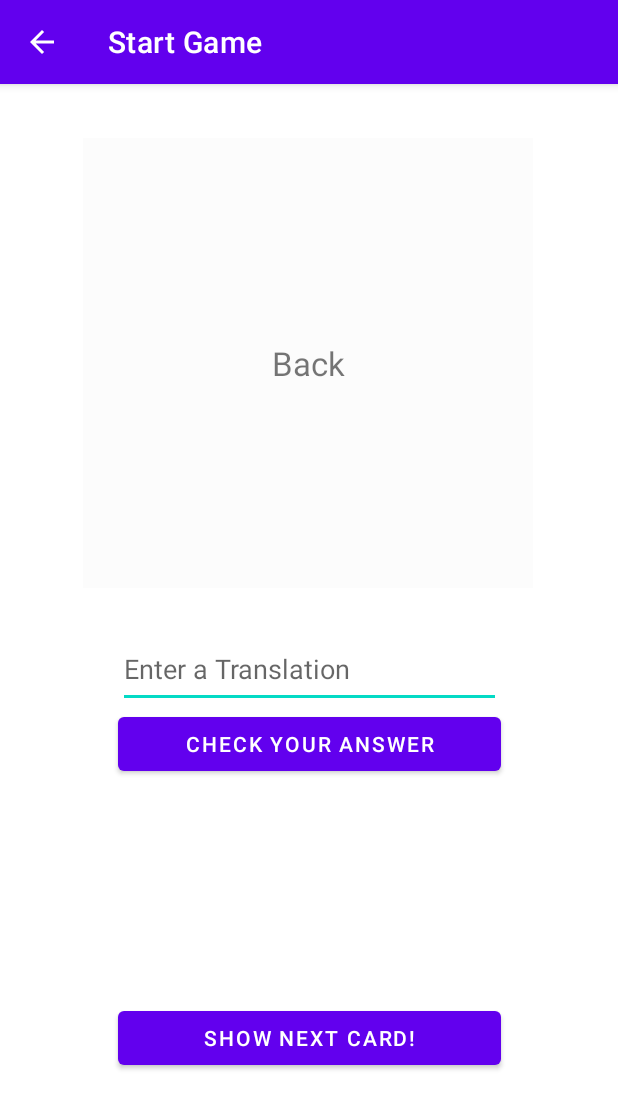
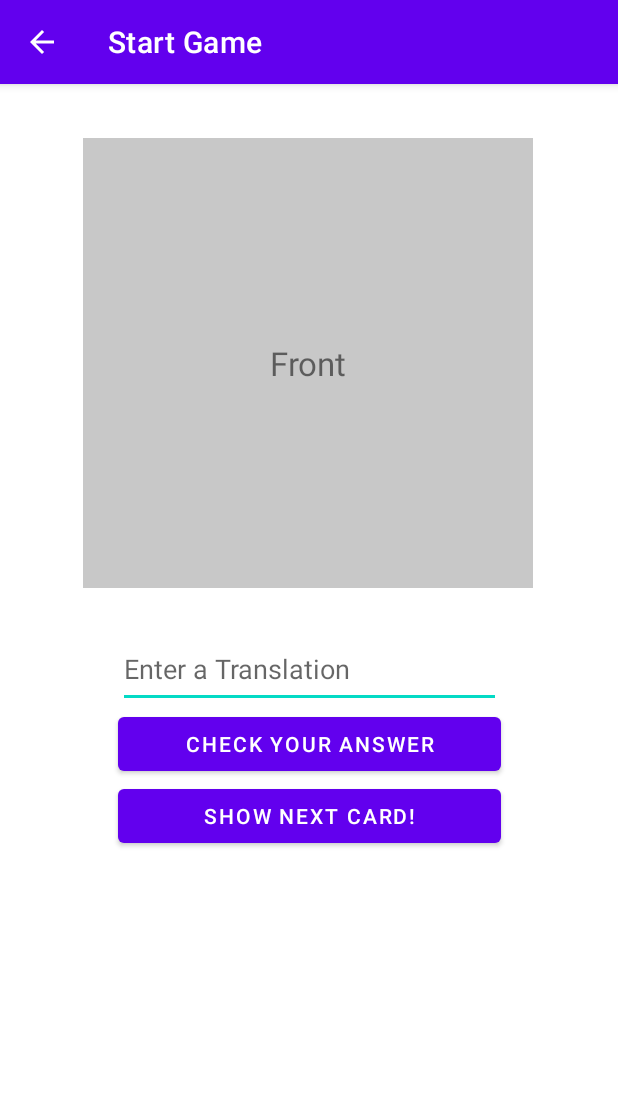
Before and after one commit to OrpazJoseph/Language-Learn, an Android app: the GameActivity screen opened directly, with no data from a screen before it, after a tap on "SHOW NEXT CARD!", on a phone screen of 412 x 824 dp. Shown: the top 1109 px of the screen. Run offline under Robolectric (Android 15) with nearby library versions, the phone set to English and light mode, and no system bars; our stand-ins replace Firebase (no records; nobody signed in at launch, a user with empty details on screens opened directly); 3 statements that could not run were skipped; 1 other tap on this screen came first.

Commit message:
Show next card

```diff
--- a/app/src/main/java/il/ac/hit/GameActivity.java
+++ b/app/src/main/java/il/ac/hit/GameActivity.java
@@ -1,6 +1,8 @@
 package il.ac.hit;
 
+import android.animation.Animator;
 import android.animation.AnimatorInflater;
+import android.animation.AnimatorListenerAdapter;
 import android.animation.AnimatorSet;
 import android.media.MediaParser;
 import android.media.MediaPlayer;
@@ -126,9 +128,21 @@ public class GameActivity extends AppCompatActivity {
 
     public void nextCard(View view) {
         // TODO: make it choose another card than the current one
-        // TODO: make the card display appear as FRONT
         getListFromDB();
-//        frontAnimator.setTarget(cardFront);
-//        backAnimator.setTarget(cardBack);
+        if (!isFront){
+            cardBack.setVisibility(View.INVISIBLE);
+            frontAnimator.setTarget(cardBack);
+            backAnimator.setTarget(cardFront);
+            frontAnimator.start();
+            backAnimator.start();
+            isFront = !isFront;
+            backAnimator.addListener(new AnimatorListenerAdapter() {
+                @Override
+                public void onAnimationEnd(Animator animation) {
+                    super.onAnimationEnd(animation);
+                    cardBack.setVisibility(View.VISIBLE);
+                }
+            });
+        }
     }
 }
--- a/app/src/main/res/layout/activity_game.xml
+++ b/app/src/main/res/layout/activity_game.xml
@@ -19,13 +19,10 @@
         android:id="@+id/check_answer"
         android:layout_width="255dp"
         android:layout_height="wrap_content"
-        android:layout_marginBottom="20dp"
         android:text="Check Your Answer"
-        app:layout_constraintBottom_toTopOf="@+id/button2"
         app:layout_constraintEnd_toEndOf="parent"
         app:layout_constraintStart_toStartOf="parent"
-        app:layout_constraintTop_toBottomOf="@+id/translation"
-        app:layout_constraintVertical_bias="0.0" />
+        app:layout_constraintTop_toBottomOf="@+id/translation" />
 
     <TextView
         android:id="@+id/card_front"
@@ -62,14 +59,11 @@
         android:id="@+id/button2"
         android:layout_width="255dp"
         android:layout_height="wrap_content"
-        android:layout_marginBottom="30dp"
         android:onClick="nextCard"
         android:text="@string/show_next_card"
-        app:layout_constraintBottom_toBottomOf="parent"
         app:layout_constraintEnd_toEndOf="parent"
         app:layout_constraintStart_toStartOf="parent"
-        app:layout_constraintTop_toTopOf="parent"
-        app:layout_constraintVertical_bias="0.887" />
+        app:layout_constraintTop_toBottomOf="@+id/check_answer" />
 
 
 </androidx.constraintlayout.widget.ConstraintLayout>
```
Also changed, not shown: app/src/main/java/il/ac/hit/CardAdapter.java (+3 -9 lines), app/src/main/res/layout/card.xml (+4 -4 lines).
